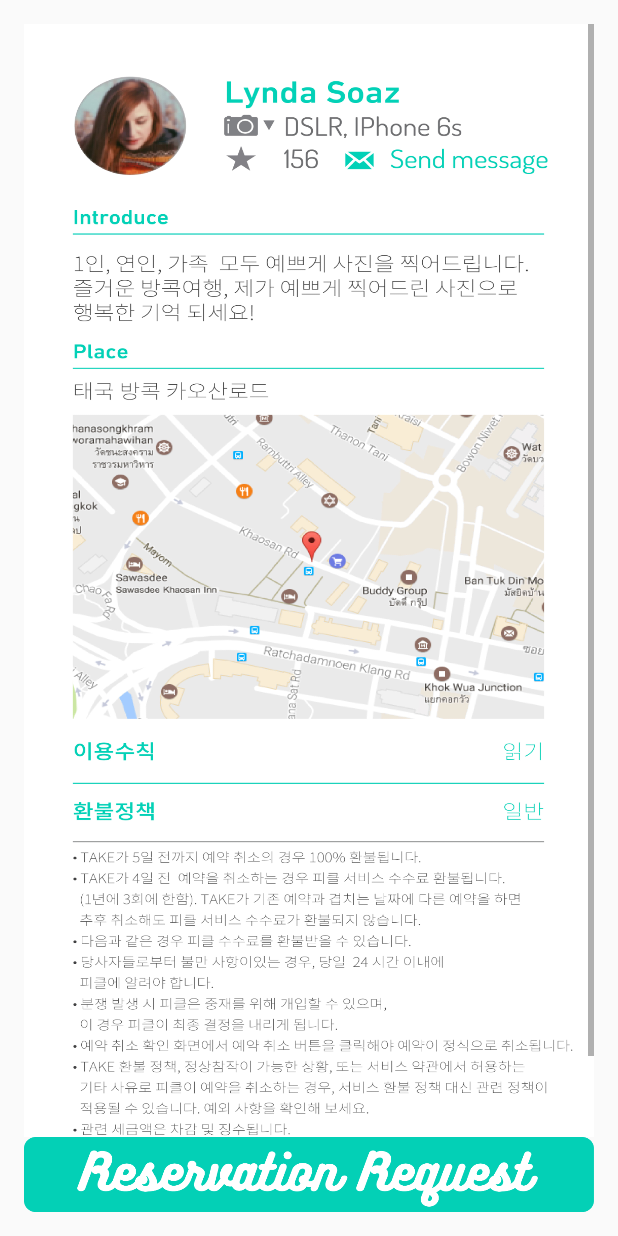
After one commit to Curookie/startupwe-piccle, an Android app: the giverSelectedActivity screen opened directly, with no data from a screen before it, on a phone screen of 412 x 824 dp. The commit adds this screen. Run offline under Robolectric (Android 15) with nearby library versions, the phone set to English and light mode, and no system bars.

Commit message:
add activity & make view

```diff
--- a/app/build.gradle
+++ b/app/build.gradle
@@ -24,7 +24,8 @@
     androidTestCompile('com.android.support.test.espresso:espresso-core:2.2.2', {
         exclude group: 'com.android.support', module: 'support-annotations'
     })
-    compile 'com.android.support:appcompat-v7:25.2.0'
+    compile 'com.android.support:appcompat-v7:25.3.1'
     compile 'com.android.support.constraint:constraint-layout:1.0.2'
+    compile 'com.android.support:design:25.3.1'
     testCompile 'junit:junit:4.12'
 }
--- /dev/null
+++ b/app/src/main/java/piccle/startupwe/piccle/giverSelectedActivity.java
@@ -0,0 +1,28 @@
+package piccle.startupwe.piccle;
+
+import android.content.Intent;
+import android.support.v7.app.AppCompatActivity;
+import android.os.Bundle;
+import android.view.View;
+import android.widget.ImageView;
+
+public class giverSelectedActivity extends AppCompatActivity {
+
+    private ImageView BresReq;
+
+    @Override
+    protected void onCreate(Bundle savedInstanceState) {
+        super.onCreate(savedInstanceState);
+        setContentView(R.layout.activity_giver_selected);
+
+        BresReq = (ImageView) findViewById(R.id.requestReservation);
+        BresReq.setOnClickListener(new View.OnClickListener() {
+            @Override
+            public void onClick(View view) {
+                Intent intent = new Intent(giverSelectedActivity.this, MakingReservationActivity.class);
+                startActivity(intent);
+            }
+        });
+
+    }
+}
--- /dev/null
+++ b/app/src/main/res/layout/activity_giver_selected.xml
@@ -0,0 +1,37 @@
+<?xml version="1.0" encoding="utf-8"?>
+<RelativeLayout xmlns:android="http://schemas.android.com/apk/res/android"
+    xmlns:app="http://schemas.android.com/apk/res-auto"
+    xmlns:tools="http://schemas.android.com/tools"
+    android:id="@+id/activity_giver_selected"
+    android:layout_width="match_parent"
+    android:layout_height="match_parent"
+    android:orientation="vertical"
+    android:paddingBottom="@dimen/activity_vertical_margin"
+    android:paddingLeft="@dimen/activity_horizontal_margin"
+    android:paddingRight="@dimen/activity_horizontal_margin"
+    android:paddingTop="@dimen/activity_vertical_margin"
+    tools:context="piccle.startupwe.piccle.giverSelectedActivity">
+
+    <ImageView
+        android:layout_alignParentBottom="true"
+        android:background="@mipmap/img_reservationreq"
+        android:layout_width="match_parent"
+        android:layout_height="50dp"
+        android:id="@+id/imageVie" />
+
+    <ScrollView
+        android:layout_above="@id/imageVie"
+        android:layout_width="match_parent"
+        android:layout_height="wrap_content">
+        <FrameLayout
+            android:layout_width="wrap_content"
+            android:layout_height="wrap_content">
+            <ImageView
+                android:id="@+id/requestReservation"
+                android:background="@mipmap/img_selected"
+                android:layout_width="match_parent"
+                android:layout_height="800dp" />
+        </FrameLayout>
+    </ScrollView>
+
+</RelativeLayout>
--- a/app/src/main/res/values/dimens.xml
+++ b/app/src/main/res/values/dimens.xml
@@ -3,4 +3,6 @@
     <dimen name="activity_horizontal_margin">16dp</dimen>
     <dimen name="activity_vertical_margin">16dp</dimen>
     <dimen name="text_margin">16dp</dimen>
+    <dimen name="app_bar_height">180dp</dimen>
+    <dimen name="fab_margin">16dp</dimen>
 </resources>
```
Also changed, not shown: app/src/main/AndroidManifest.xml (+13 -11 lines), app/src/main/res/menu/menu_scrolling.xml (added, +10 -0 lines), app/src/main/res/values/strings.xml (+90 -0 lines), app/src/main/res/mipmap-xxhdpi/img_reservationreq.png (added), app/src/main/res/mipmap-xxxhdpi/img_selected.jpg (added).
